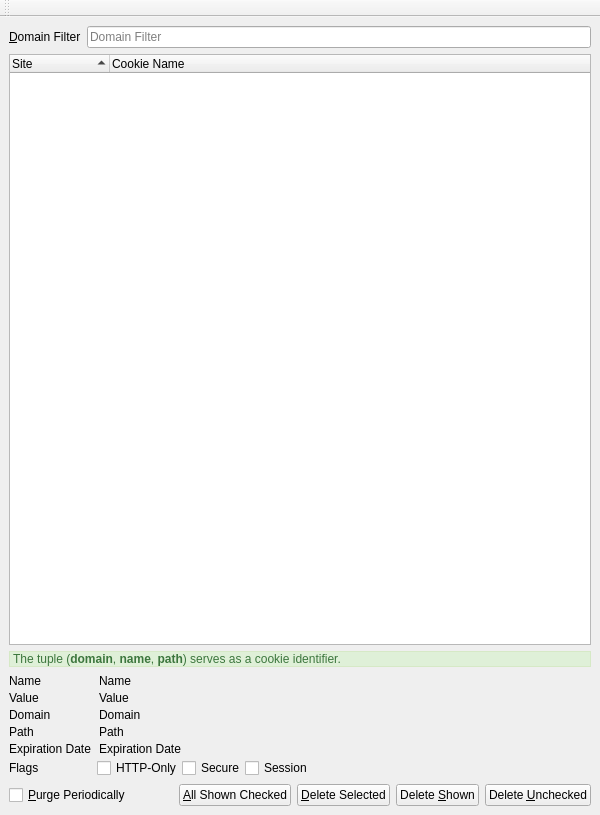
Qt form 2.x/UI/dooble_cookies_window.ui (textbrowser/dooble) before a commit.
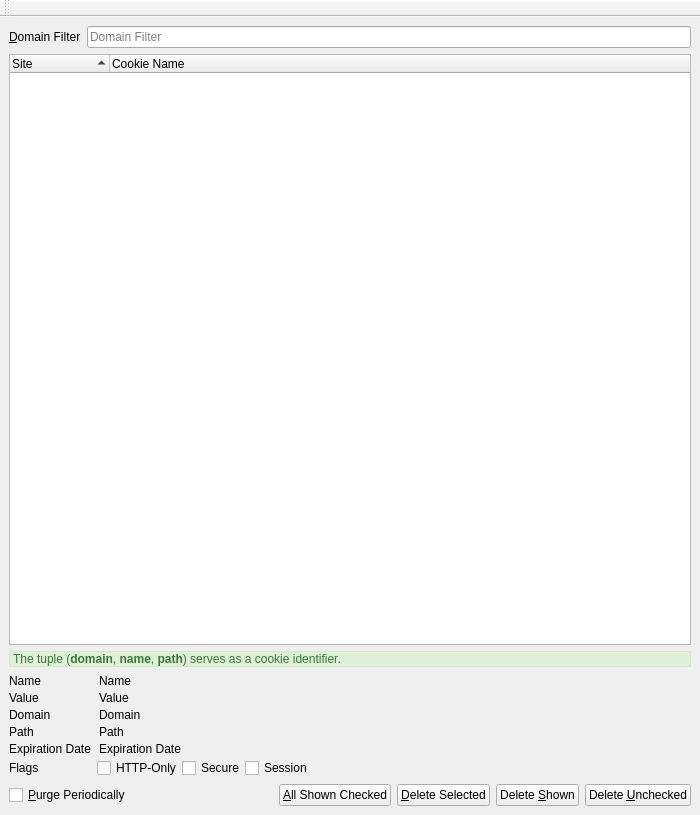
The same form after that commit. Icons and pictures are not drawn. Custom widgets are drawn as their Qt base class.

```diff
--- a/2.x/UI/dooble_cookies_window.ui
+++ b/2.x/UI/dooble_cookies_window.ui
@@ -6,7 +6,7 @@
    <rect>
     <x>0</x>
     <y>0</y>
-    <width>600</width>
+    <width>700</width>
     <height>815</height>
    </rect>
   </property>
```
Left out of the diff: 81 changed lines with no effect on the pictures.
